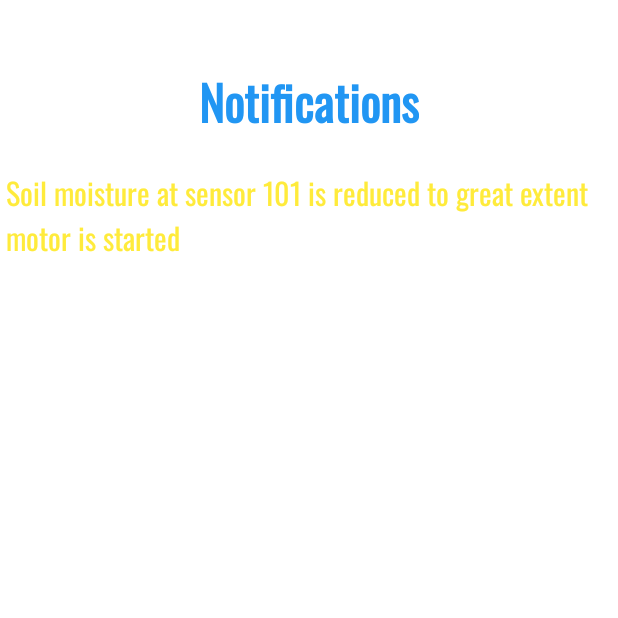
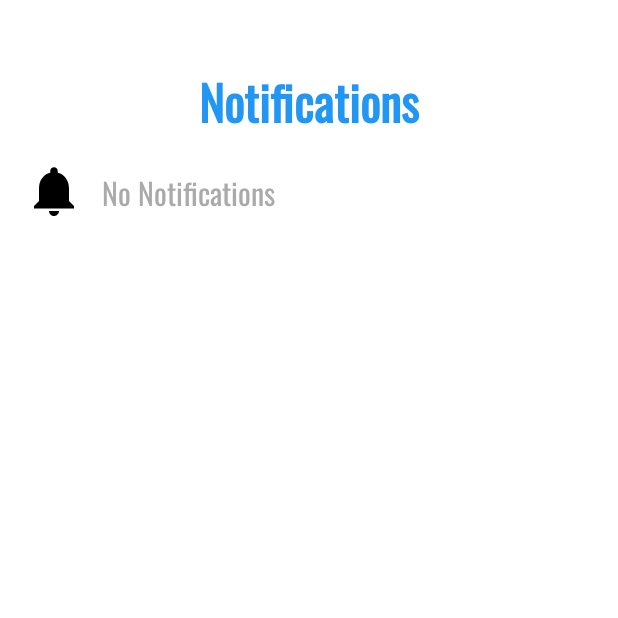
Before and after one commit to pimpalemahesh/Smart-Irrigation-System, an Android app: the NotificationActivity screen opened directly, with no data from a screen before it, on a phone screen of 412 x 824 dp, the top half of it. Run offline under Robolectric (Android 15) with nearby library versions, the phone set to English and light mode, and no system bars; our stand-ins replace Firebase (no records; nobody signed in at launch, a user with empty details on screens opened directly), Volley; network calls fail; Roboto replaces fonts that are not available here.

Commit message:
notification-adapter

```diff
--- a/app/src/main/java/com/myinnovation/smartirrigationsystem/Activities/MainActivity.java
+++ b/app/src/main/java/com/myinnovation/smartirrigationsystem/Activities/MainActivity.java
@@ -67,7 +67,6 @@ public class MainActivity extends AppCompatActivity {
         binding.toMotorActivity.setOnClickListener(v -> startActivity(new Intent(MainActivity.this, AllMoistureSensorActivity.class)));
         binding.setting.setOnClickListener(v -> startActivity(new Intent(MainActivity.this, SettingActivity.class)));
         binding.weatherCardView.setOnClickListener(v -> startActivity(new Intent(MainActivity.this, WeatherActivity.class).putExtra("WR", weatherData)));
-        WeatherApi api = new WeatherApi("Mumbai", "India", getApplicationContext());
     }
 
     private class weatherThread extends Thread{
@@ -142,7 +141,7 @@ public class MainActivity extends AppCompatActivity {
     }
 
     private void refreshPage(){
-        reference.child("Users").child(FirebaseAuth.getInstance().getUid()).child("NotificationCount").addListenerForSingleValueEvent(new ValueEventListener() {
+        reference.child("NotificationCount").addListenerForSingleValueEvent(new ValueEventListener() {
             @Override
             public void onDataChange(@NonNull DataSnapshot snapshot) {
                 if(snapshot.exists()){
--- a/app/src/main/java/com/myinnovation/smartirrigationsystem/Activities/NotificationActivity.java
+++ b/app/src/main/java/com/myinnovation/smartirrigationsystem/Activities/NotificationActivity.java
@@ -5,6 +5,7 @@ import androidx.appcompat.app.AppCompatActivity;
 import androidx.recyclerview.widget.LinearLayoutManager;
 
 import android.os.Bundle;
+import android.os.Handler;
 import android.widget.Toast;
 
 import com.google.firebase.auth.FirebaseAuth;
@@ -13,11 +14,15 @@ import com.google.firebase.database.DatabaseError;
 import com.google.firebase.database.DatabaseReference;
 import com.google.firebase.database.FirebaseDatabase;
 import com.google.firebase.database.ValueEventListener;
+import com.google.firebase.tracing.FirebaseTrace;
+import com.myinnovation.smartirrigationsystem.Adapter.MoistureSensorAdapter;
 import com.myinnovation.smartirrigationsystem.Adapter.NotificationAdapter;
+import com.myinnovation.smartirrigationsystem.Modals.MoistureSensorModel;
 import com.myinnovation.smartirrigationsystem.Modals.Notification;
 import com.myinnovation.smartirrigationsystem.databinding.ActivityNotificationBinding;
 
 import java.util.ArrayList;
+import java.util.Objects;
 
 public class NotificationActivity extends AppCompatActivity {
 
@@ -26,6 +31,7 @@ public class NotificationActivity extends AppCompatActivity {
 
     DatabaseReference reference = FirebaseDatabase.getInstance().getReference();
     FirebaseAuth mAuth = FirebaseAuth.getInstance();
+    NotificationAdapter adapter;
 
     @Override
     protected void onCreate(Bundle savedInstanceState) {
@@ -33,53 +39,83 @@ public class NotificationActivity extends AppCompatActivity {
         binding = ActivityNotificationBinding.inflate(getLayoutInflater());
         setContentView(binding.getRoot());
 
-        List.add(new Notification("101", "Soil moisture at sensor 101 is reduced to great extent motor is started", "WARNING"));
-        List.add(new Notification("102", "Sensor 103 is switch offed check it!", "WARNING"));
-        List.add(new Notification("103", "Motor started.", "SIMPLE"));
-        List.add(new Notification("104", "Motor stopped.", "DANGER"));
-
-        NotificationAdapter adapter = new NotificationAdapter(List, getApplicationContext());
-        binding.notificationRclv.setAdapter(adapter);
-        binding.notificationRclv.setLayoutManager(new LinearLayoutManager(getApplicationContext()));
-        binding.notificationRclv.setHasFixedSize(true);
-        binding.notificationRclv.setNestedScrollingEnabled(false);
+        refreshPage();
 
     }
 
-    private class FirebaseThread extends Thread{
+//    private class FirebaseThread extends Thread{
+//
+//        @Override
+//        public void run() {
+//            reference.child("Notification").addValueEventListener(new ValueEventListener() {
+//                @Override
+//                public void onDataChange(@NonNull DataSnapshot snapshot) {
+//                    if (snapshot.exists()) {
+//                        for (DataSnapshot dataSnapshot : snapshot.getChildren()) {
+//                            List.add(dataSnapshot.getValue(Notification.class));
+//                        }
+//                    } else{
+//                        Toast.makeText(getApplicationContext(), "No Notifications", Toast.LENGTH_LONG).show();
+//                    }
+//                }
+//
+//                @Override
+//                public void onCancelled(@NonNull DatabaseError error) {
+//                    Toast.makeText(getApplicationContext(), error.toString(), Toast.LENGTH_SHORT).show();
+//                    List.add(new Notification("404", error.getMessage(), "DANGER"));
+//                }
+//            });
+//
+//            if(List.size() == 0){
+//                List.add(new Notification("11011", "No Notifications", "SIMPLE"));
+//            }
+//
+//            NotificationAdapter adapter = new NotificationAdapter(List, getApplicationContext());
+//            binding.notificationRclv.setAdapter(adapter);
+//            binding.notificationRclv.setLayoutManager(new LinearLayoutManager(getApplicationContext()));
+//            binding.notificationRclv.setHasFixedSize(true);
+//            binding.notificationRclv.setNestedScrollingEnabled(false);
+//        }
+//    }
 
-        @Override
-        public void run() {
-            reference.child("Users").child(mAuth.getUid()).child("Notification").addValueEventListener(new ValueEventListener() {
+    private void refreshPage() {
+        reference.child("Notification").addValueEventListener(new ValueEventListener() {
             @Override
             public void onDataChange(@NonNull DataSnapshot snapshot) {
                 if (snapshot.exists()) {
+                    List.clear();
                     for (DataSnapshot dataSnapshot : snapshot.getChildren()) {
-                            Toast.makeText(getApplicationContext(), dataSnapshot.getKey(), Toast.LENGTH_SHORT).show();
                         List.add(dataSnapshot.getValue(Notification.class));
+                        Toast.makeText(NotificationActivity.this, dataSnapshot.getKey(), Toast.LENGTH_SHORT).show();
                     }
-                    } else{
-                        Toast.makeText(getApplicationContext(), "No Notifications", Toast.LENGTH_LONG).show();
+                    adapter.notifyDataSetChanged();
+                } else {
+                    List.add(new Notification("11011", "No Notifications", "SIMPLE"));
                 }
             }
 
             @Override
             public void onCancelled(@NonNull DatabaseError error) {
-                    Toast.makeText(getApplicationContext(), error.toString(), Toast.LENGTH_SHORT).show();
-                    List.add(new Notification("404", error.getMessage(), "DANGER"));
+
             }
         });
 
-            if(List.size() == 0){
-                List.add(new Notification("11011", "No Notifications", "SIMPLE"));
-            }
-            Toast.makeText(getApplicationContext(), String.valueOf(List.size()), Toast.LENGTH_SHORT).show();
-
-            NotificationAdapter adapter = new NotificationAdapter(List, getApplicationContext());
+        adapter = new NotificationAdapter(List, getApplicationContext());
         binding.notificationRclv.setAdapter(adapter);
         binding.notificationRclv.setLayoutManager(new LinearLayoutManager(getApplicationContext()));
         binding.notificationRclv.setHasFixedSize(true);
-            binding.notificationRclv.setNestedScrollingEnabled(false);
+
+        refreshThread();
+    }
+
+    private void refreshThread() {
+        final Handler handler = new Handler();
+        final Runnable runnable = new Runnable() {
+            @Override
+            public void run() {
+                refreshThread();
+            }
+        };
+        handler.postDelayed(runnable, 1000);
     }
 }
-}
--- /dev/null
+++ b/app/src/main/res/drawable/black_notification.xml
@@ -0,0 +1,10 @@
+<vector xmlns:android="http://schemas.android.com/apk/res/android"
+    android:width="24dp"
+    android:height="24dp"
+    android:viewportWidth="24"
+    android:viewportHeight="24"
+    android:tint="@color/black">
+  <path
+      android:fillColor="@android:color/white"
+      android:pathData="M12,22c1.1,0 2,-0.9 2,-2h-4c0,1.1 0.89,2 2,2zM18,16v-5c0,-3.07 -1.64,-5.64 -4.5,-6.32L13.5,4c0,-0.83 -0.67,-1.5 -1.5,-1.5s-1.5,0.67 -1.5,1.5v0.68C7.63,5.36 6,7.92 6,11v5l-2,2v1h16v-1l-2,-2z"/>
+</vector>
--- a/app/src/main/res/layout/activity_notification.xml
+++ b/app/src/main/res/layout/activity_notification.xml
@@ -25,10 +25,15 @@
         android:id="@+id/notificationRclv"
         android:layout_width="match_parent"
         android:layout_height="0dp"
+        android:layout_marginStart="16dp"
+        android:layout_marginLeft="16dp"
         android:layout_marginTop="16dp"
+        android:layout_marginEnd="16dp"
+        android:layout_marginRight="16dp"
         app:layout_constraintBottom_toBottomOf="parent"
         app:layout_constraintEnd_toEndOf="parent"
         app:layout_constraintHorizontal_bias="0.5"
         app:layout_constraintStart_toStartOf="parent"
-        app:layout_constraintTop_toBottomOf="@+id/textView44" />
+        app:layout_constraintTop_toBottomOf="@+id/textView44"
+        tools:listitem="@layout/single_notification_layout" />
 </androidx.constraintlayout.widget.ConstraintLayout>
--- a/app/src/main/res/layout/single_notification_layout.xml
+++ b/app/src/main/res/layout/single_notification_layout.xml
@@ -3,19 +3,31 @@
     xmlns:app="http://schemas.android.com/apk/res-auto"
     xmlns:tools="http://schemas.android.com/tools"
     android:layout_width="match_parent"
-    android:layout_height="match_parent">
+    android:layout_height="wrap_content">
+
+    <ImageView
+        android:id="@+id/imageView3"
+        android:layout_width="40dp"
+        android:layout_height="40dp"
+        app:layout_constraintBottom_toBottomOf="parent"
+        app:layout_constraintStart_toStartOf="parent"
+        app:layout_constraintTop_toTopOf="@+id/notificationText"
+        android:src="@drawable/black_notification" />
 
     <TextView
         android:id="@+id/notificationText"
-        android:layout_width="match_parent"
+        android:layout_width="0dp"
         android:layout_height="wrap_content"
+        android:layout_marginStart="8dp"
+        android:layout_marginLeft="8dp"
+        android:fontFamily="@font/oswald"
         android:padding="4dp"
-        android:text="TextView"
+        android:text=""
+        android:textColor="@color/dark_grey"
         android:textSize="20sp"
-        android:textColor="@color/dark_grey"
-        android:fontFamily="@font/oswald"
+        app:layout_constraintBottom_toBottomOf="parent"
         app:layout_constraintEnd_toEndOf="parent"
         app:layout_constraintHorizontal_bias="0.5"
-        app:layout_constraintStart_toStartOf="parent"
+        app:layout_constraintStart_toEndOf="@+id/imageView3"
         app:layout_constraintTop_toTopOf="parent" />
 </androidx.constraintlayout.widget.ConstraintLayout>
```
Also changed, not shown: app/src/main/java/com/myinnovation/smartirrigationsystem/Activities/MyNotificationActivity.java (deleted, +0 -59 lines), app/src/main/res/layout/activity_main.xml (+9 -20 lines), app/src/main/res/layout/activity_my_notification.xml (deleted, +0 -36 lines). Lines whose indentation alone changed are shown as unchanged.
